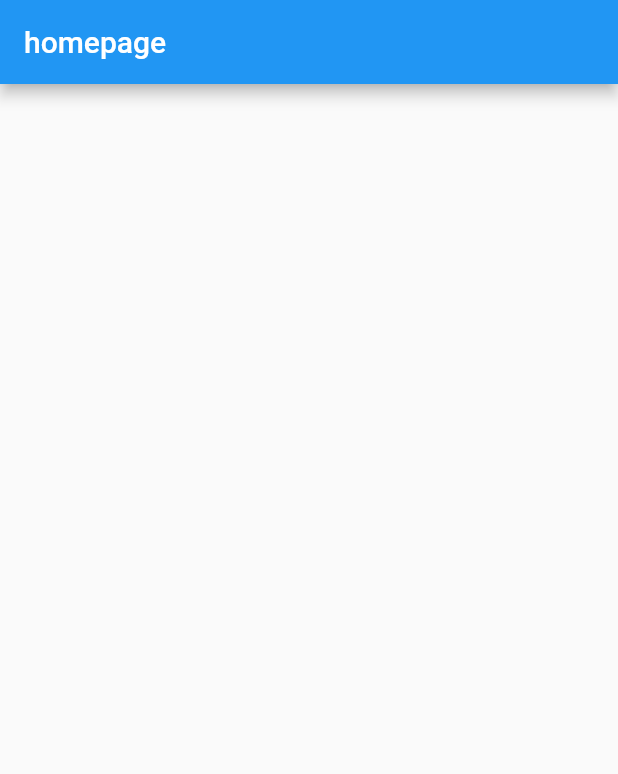
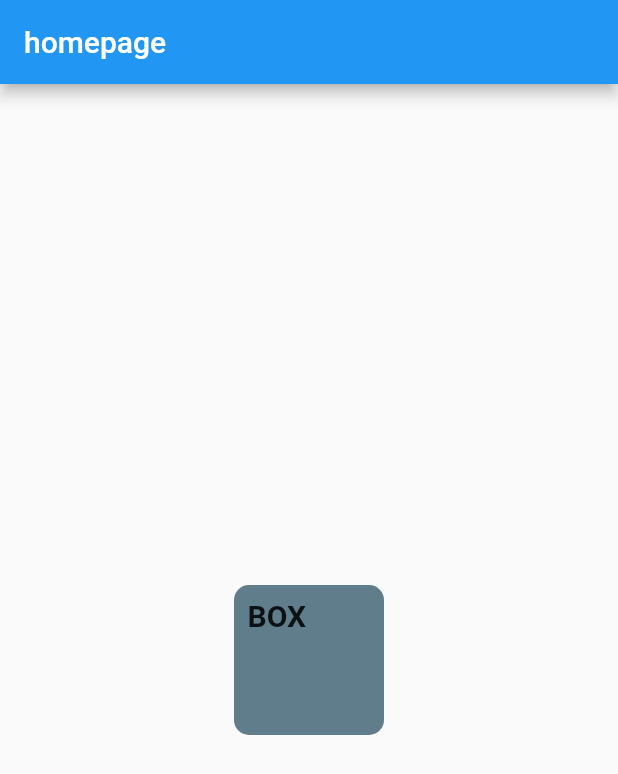
Before and after one commit to Muhammad-Tayyab67/meripyariapp, a Flutter app: the screen it shows after launch, on a phone screen of 412 x 824 dp. Shown: the top 774 px of the screen. Run offline on Flutter 3.47's test engine with Material 2 defaults, Android fonts, the light colour scheme and no system bars.

Commit message:
simple container

```diff
--- a/lib/main.dart
+++ b/lib/main.dart
@@ -16,6 +16,20 @@ class Homepage extends StatelessWidget {
       appBar: AppBar(
         title: Text("homepage"),
       ),
+      body: Center(
+        child: Container(
+          height: 100,
+          width: 100,
+          decoration: BoxDecoration(
+              color: Colors.blueGrey, borderRadius: BorderRadius.circular(10)),
+          padding: const EdgeInsets.all(9),
+          alignment: Alignment.topLeft,
+          child: Text(
+            "BOX",
+            style: TextStyle(fontSize: 20, fontWeight: FontWeight.bold),
+          ),
+        ),
+      ),
     );
   }
 }
```
